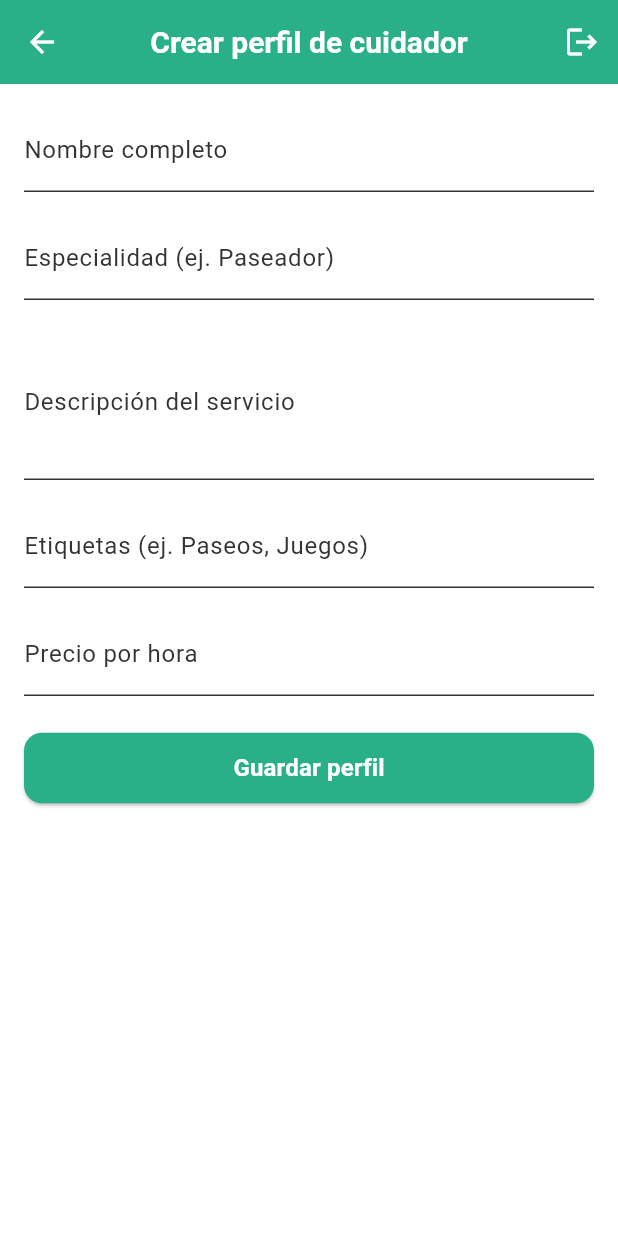
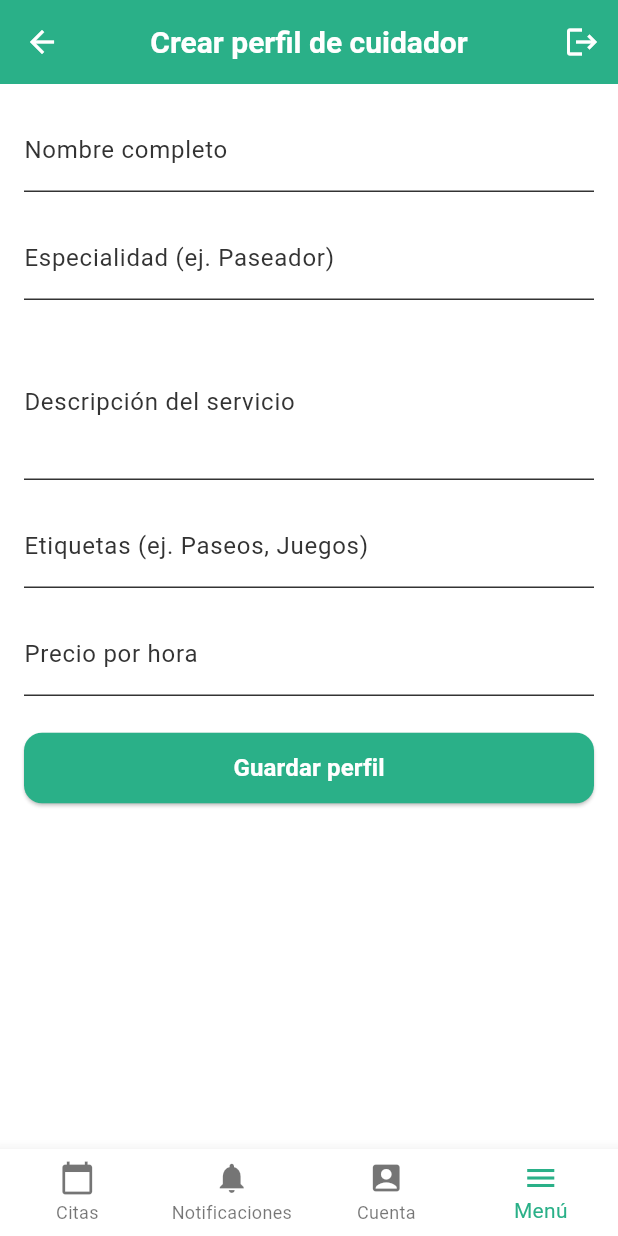
Before and after one commit to Tralaleritos/Frontend-HappyPaws, a Flutter app: the CaregiverProfileFormScreen screen opened by its route, on a phone screen of 412 x 824 dp. Run offline on Flutter 3.47's test engine with Material 3 defaults, Android fonts, the phone set to English and light mode, and no system bars; our stand-ins replace email_validator, fluttertoast, font_awesome_flutter, google_fonts, google_sign_in, shared_preferences; accounts and stored records are empty; network calls fail; Roboto replaces fonts that are missing (Montserrat); statements that could not run were skipped.

Commit message:
add caregiver menu

```diff
--- a/lib/config/routes/happyPawsApp.dart
+++ b/lib/config/routes/happyPawsApp.dart
@@ -65,8 +65,9 @@ class HappyPawsApp extends StatelessWidget {
         '/messages': (context) => const MessagesScreen(),
         '/notifications': (context) => const NotificationScreen(),
         '/profile': (context) => const ProfileScreen(),
-        '/home_caregiver': (_) => CaregiverProfileFormScreen(),
-        '/home_pet_owner': (_) => HomeScreen(),
+        '/profile_caregiver': (context) => const CaregiverProfileFormScreen(),
+        '/home_caregiver': (_) => HomeCaregiver(),
+        '/home_pet_owner': (context) => const HomeScreen(),
         '/email_code_validation': (_) => EmailCodeValidation(),
       },
     );
--- /dev/null
+++ b/lib/widgets/main_navigation_scaffold_alt.dart
@@ -0,0 +1,65 @@
+// lib/widgets/main_navigation_scaffold_alt.dart
+import 'package:flutter/material.dart';
+
+class MainNavigationScaffoldAlt extends StatelessWidget {
+  final int currentIndex;
+  final Widget body;
+  final PreferredSizeWidget? appBar;
+
+  const MainNavigationScaffoldAlt({
+    super.key,
+    required this.currentIndex,
+    required this.body,
+    this.appBar,
+  });
+
+  void _onTap(BuildContext context, int index) {
+    if (index == currentIndex) return;
+    switch (index) {
+      case 0:
+        Navigator.pushReplacementNamed(context, '/home_caregiver');
+        break;
+      case 1:
+        Navigator.pushReplacementNamed(context, '/appointments');
+        break;
+      case 2:
+        Navigator.pushReplacementNamed(context, '/notifications_caregiver');
+        break;
+      case 3:
+        Navigator.pushReplacementNamed(context, '/profile_caregiver');
+        break;
+    }
+  }
+
+  @override
+  Widget build(BuildContext context) {
+    return Scaffold(
+      appBar: appBar,
+      body: body,
+      bottomNavigationBar: BottomNavigationBar(
+        type: BottomNavigationBarType.fixed,
+        currentIndex: currentIndex,
+        selectedItemColor: Theme.of(context).colorScheme.primary,
+        onTap: (index) => _onTap(context, index),
+        items: const [
+          BottomNavigationBarItem(
+            icon: Icon(Icons.calendar_today),
+            label: 'Citas',
+          ),
+          BottomNavigationBarItem(
+            icon: Icon(Icons.notifications),
+            label: 'Notificaciones',
+          ),
+          BottomNavigationBarItem(
+            icon: Icon(Icons.account_box),
+            label: 'Cuenta',
+          ),
+          BottomNavigationBarItem(
+            icon: Icon(Icons.menu),
+            label: 'Menú',
+          ),
+        ],
+      ),
+    );
+  }
+}
```
Also changed, not shown: lib/screens/views_caregiver/caregiver_profile_form_screen.dart (+40 -20 lines), lib/screens/views_caregiver/home_caregiver.dart (+6 -4 lines), 4 other files.
